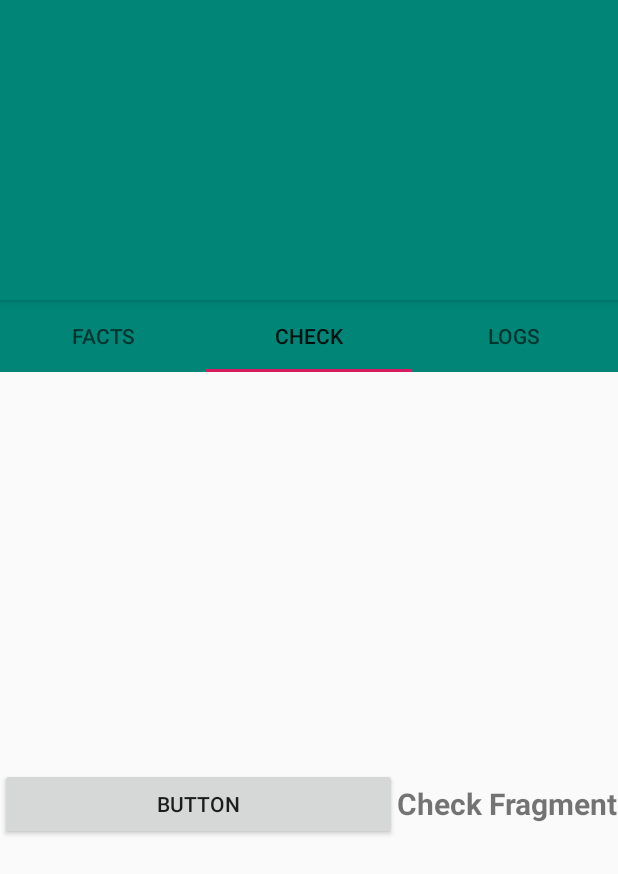
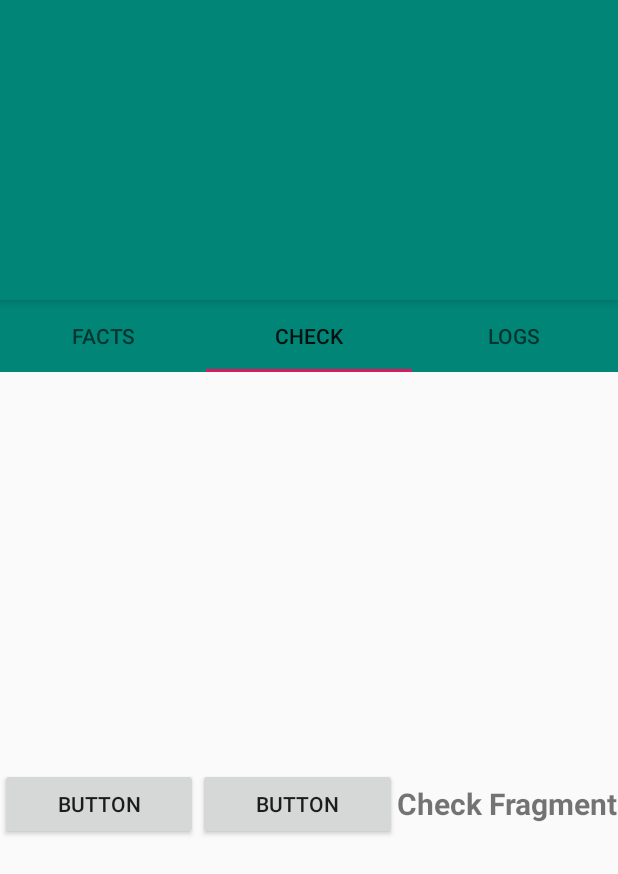
Before and after one commit to santosalwyn09/MateoSantosProject, an Android app: the screen it shows after launch (MainActivity), tab 2 chosen, on a phone screen of 412 x 824 dp. Shown: the top 874 px of the screen. Run offline under Robolectric (Android 15) with nearby library versions, the phone set to English and light mode, and no system bars.

Commit message:
UI Commit

```diff
--- a/app/src/main/res/layout/check_fragment.xml
+++ b/app/src/main/res/layout/check_fragment.xml
@@ -11,6 +11,13 @@
         android:layout_weight="1"
         android:text="Button" />
 
+    <Button
+        android:id="@+id/button2"
+        android:layout_width="wrap_content"
+        android:layout_height="wrap_content"
+        android:layout_weight="1"
+        android:text="Button" />
+
     <TextView
         android:layout_width="wrap_content"
         android:layout_height="wrap_content"
```
